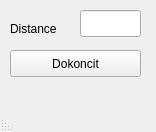
Old version of the form Database/distance.ui in the repository kasparj/Optimal-Q-GIS.
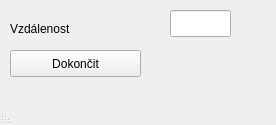
New version of the form.

Commit message: upravy interface

```diff
--- a/Database/distance.ui
+++ b/Database/distance.ui
@@ -6,8 +6,8 @@
    <rect>
     <x>0</x>
     <y>0</y>
-    <width>156</width>
-    <height>132</height>
+    <width>276</width>
+    <height>125</height>
    </rect>
   </property>
   <property name="windowTitle">
@@ -20,7 +20,7 @@
    <widget class="QLineEdit" name="number">
     <property name="geometry">
      <rect>
-      <x>80</x>
+      <x>170</x>
       <y>10</y>
       <width>61</width>
       <height>27</height>
@@ -40,7 +40,7 @@
      </rect>
     </property>
     <property name="text">
-     <string>Distance</string>
+     <string>Vzdálenost</string>
     </property>
    </widget>
    <widget class="QPushButton" name="finish">
@@ -53,7 +53,7 @@
      </rect>
     </property>
     <property name="text">
-     <string>Dokoncit</string>
+     <string>Dokončit</string>
     </property>
    </widget>
   </widget>
```
Left out of the diff: 4 changed lines with no effect on the pictures. The commit also changes 3 other files.
